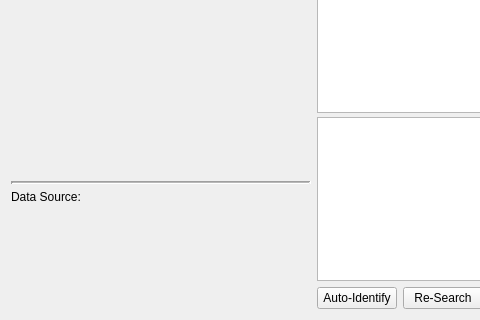
comictagger/comictagger, file comictaggerlib/ui/seriesselectionwindow.ui: the form before one commit; both pictures show x 0 to 480 and y 280 to 600 of the 950 by 600 pixel window.
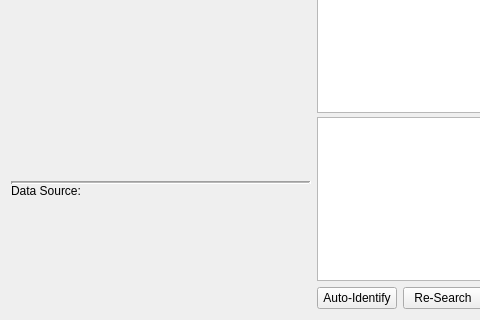
The form after the commit.

Commit message: Use name for URL display. Window sizes.

Diff of the .ui file:
```diff
--- a/comictaggerlib/ui/seriesselectionwindow.ui
+++ b/comictaggerlib/ui/seriesselectionwindow.ui
@@ -67,9 +67,24 @@
        </item>
        <item>
         <widget class="QLabel" name="lblSourceName">
+         <property name="sizePolicy">
+          <sizepolicy hsizetype="Preferred" vsizetype="Preferred">
+           <horstretch>0</horstretch>
+           <verstretch>0</verstretch>
+          </sizepolicy>
+         </property>
+         <property name="maximumSize">
+          <size>
+           <width>300</width>
+           <height>16777215</height>
+          </size>
+         </property>
          <property name="text">
           <string>Data Source:</string>
          </property>
+         <property name="alignment">
+          <set>Qt::AlignLeading|Qt::AlignLeft|Qt::AlignTop</set>
+         </property>
         </widget>
        </item>
        <item>
```
Left out of the diff: 10 changed lines with no effect on the pictures. The commit also changes 2 other files.
